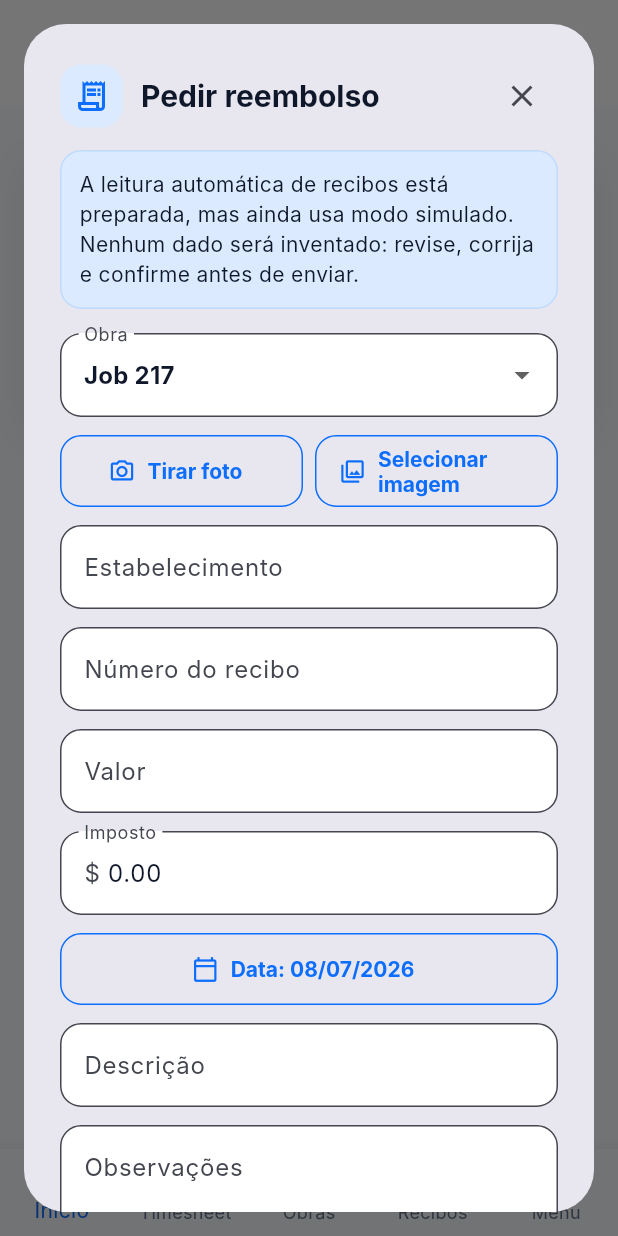
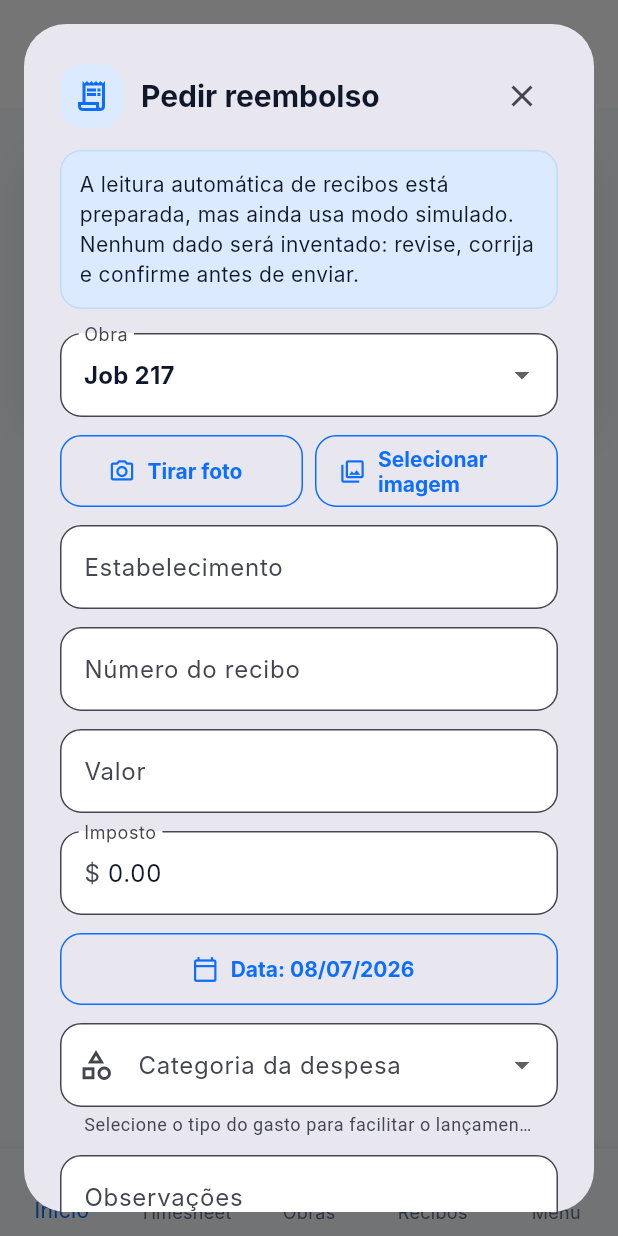
Before and after one commit to joukinneto/field-time, a Flutter app: the TimeRecordsScreen screen opened directly, after a tap on "Anexar recibo", on a phone screen of 412 x 824 dp. Run offline on Flutter 3.47's test engine with Material 3 defaults, Android fonts, the light colour scheme and no system bars; our stand-ins replace flutter_riverpod, geolocator, image_picker, pdf, printing, shared_preferences; missing offline and left inert: dart:js_interop; accounts and stored records are empty; Roboto replaces fonts that are missing (Inter).

Commit message:
feat: add receipt expense category selector

```diff
--- a/lib/src/presentation/dialogs/receipt_dialog.dart
+++ b/lib/src/presentation/dialogs/receipt_dialog.dart
@@ -33,18 +33,30 @@ final class ReceiptDialog extends StatefulWidget {
 }
 
 final class _ReceiptDialogState extends State<ReceiptDialog> {
+  static const _expenseCategories = <String>[
+    'Material',
+    'Combustível',
+    'Ferramentas',
+    'Estacionamento / Pedágio',
+    'Alimentação',
+    'Hospedagem',
+    'Transporte',
+    'Equipamentos / Locação',
+    'Outros',
+  ];
+
   final _formKey = GlobalKey<FormState>();
   final _merchant = TextEditingController();
   final _total = TextEditingController();
   final _tax = TextEditingController(text: '0.00');
   final _receiptNumber = TextEditingController();
-  final _description = TextEditingController();
   final _notes = TextEditingController();
   late final ImagePicker _picker;
   late Job _job;
   DateTime _purchaseDate = DateTime.now();
   XFile? _file;
   bool _reviewed = false;
+  String? _category;
 
   bool get _editing => widget.initialReceipt != null;
 
@@ -65,8 +77,17 @@ final class _ReceiptDialogState extends State<ReceiptDialog> {
       _total.text = receipt.total.toStringAsFixed(2);
       _tax.text = receipt.tax.toStringAsFixed(2);
       _receiptNumber.text = receipt.receiptNumber ?? '';
-      _description.text = receipt.description;
+      _category = _expenseCategories.contains(receipt.description)
+          ? receipt.description
+          : 'Outros';
       _notes.text = receipt.notes ?? '';
+      if (!_expenseCategories.contains(receipt.description) &&
+          receipt.description.trim().isNotEmpty) {
+        _notes.text = [
+          'Descrição anterior: ${receipt.description}',
+          if (_notes.text.trim().isNotEmpty) _notes.text,
+        ].join('\n');
+      }
       _purchaseDate = receipt.purchaseDate;
       _reviewed = receipt.userReviewed;
     }
@@ -78,7 +99,6 @@ final class _ReceiptDialogState extends State<ReceiptDialog> {
     _total.dispose();
     _tax.dispose();
     _receiptNumber.dispose();
-    _description.dispose();
     _notes.dispose();
     super.dispose();
   }
@@ -129,9 +149,11 @@ final class _ReceiptDialogState extends State<ReceiptDialog> {
               borderRadius: BorderRadius.circular(AppRadius.md),
               border: Border.all(color: const Color(0xffbfdbfe)),
             ),
-            child: Text(_editing
-                ? 'Você pode alterar os dados do rascunho, trocar a foto e depois salvar ou enviar.'
-                : context.tr('receipts.mockNotice')),
+            child: Text(
+              _editing
+                  ? 'Você pode alterar os dados do rascunho, trocar a foto e depois salvar ou enviar.'
+                  : context.tr('receipts.mockNotice'),
+            ),
           ),
           const SizedBox(height: AppSpacing.lg),
           DropdownButtonFormField<Job>(
@@ -160,9 +182,11 @@ final class _ReceiptDialogState extends State<ReceiptDialog> {
                 child: OutlinedButton.icon(
                   onPressed: () => _pick(ImageSource.gallery),
                   icon: const Icon(Icons.photo_library_outlined),
-                  label: Text(_editing
-                      ? 'Trocar imagem'
-                      : context.tr('receipts.selectImage')),
+                  label: Text(
+                    _editing
+                        ? 'Trocar imagem'
+                        : context.tr('receipts.selectImage'),
+                  ),
                 ),
               ),
             ],
@@ -179,8 +203,9 @@ final class _ReceiptDialogState extends State<ReceiptDialog> {
             children: [
               TextFormField(
                 controller: _merchant,
-                decoration:
-                    InputDecoration(labelText: context.tr('receipts.merchant')),
+                decoration: InputDecoration(
+                  labelText: context.tr('receipts.merchant'),
+                ),
                 validator: _required,
               ),
               TextFormField(
@@ -196,8 +221,9 @@ final class _ReceiptDialogState extends State<ReceiptDialog> {
             children: [
               TextFormField(
                 controller: _total,
-                keyboardType:
-                    const TextInputType.numberWithOptions(decimal: true),
+                keyboardType: const TextInputType.numberWithOptions(
+                  decimal: true,
+                ),
                 decoration: InputDecoration(
                   labelText: context.tr('receipts.amount'),
                   prefixText: r'$ ',
@@ -206,8 +232,9 @@ final class _ReceiptDialogState extends State<ReceiptDialog> {
               ),
               TextFormField(
                 controller: _tax,
-                keyboardType:
-                    const TextInputType.numberWithOptions(decimal: true),
+                keyboardType: const TextInputType.numberWithOptions(
+                  decimal: true,
+                ),
                 decoration: InputDecoration(
                   labelText: context.tr('receipts.tax'),
                   prefixText: r'$ ',
@@ -220,15 +247,26 @@ final class _ReceiptDialogState extends State<ReceiptDialog> {
           OutlinedButton.icon(
             onPressed: _selectDate,
             icon: const Icon(Icons.calendar_today_outlined),
-            label:
-                Text('${context.tr('receipts.date')}: ${_date(_purchaseDate)}'),
+            label: Text(
+              '${context.tr('receipts.date')}: ${_date(_purchaseDate)}',
+            ),
           ),
           const SizedBox(height: AppSpacing.md),
-          TextFormField(
-            controller: _description,
-            decoration:
-                InputDecoration(labelText: context.tr('receipts.description')),
-            validator: _required,
+          DropdownButtonFormField<String>(
+            initialValue: _category,
+            decoration: const InputDecoration(
+              labelText: 'Categoria da despesa',
+              helperText: 'Selecione o tipo do gasto para facilitar o lançamento.',
+              prefixIcon: Icon(Icons.category_outlined),
+            ),
+            items: [
+              for (final category in _expenseCategories)
+                DropdownMenuItem(value: category, child: Text(category)),
+            ],
+            validator: (value) => value == null || value.trim().isEmpty
+                ? context.tr('receipts.requiredField')
+                : null,
+            onChanged: (value) => setState(() => _category = value),
           ),
           const SizedBox(height: AppSpacing.md),
           TextFormField(
@@ -237,6 +275,7 @@ final class _ReceiptDialogState extends State<ReceiptDialog> {
             maxLines: 4,
             decoration: InputDecoration(
               labelText: context.tr('receipts.notes'),
+              hintText: 'Detalhes adicionais do gasto (opcional)',
               alignLabelWithHint: true,
             ),
           ),
@@ -293,9 +332,7 @@ final class _ReceiptDialogState extends State<ReceiptDialog> {
     } on Exception {
       if (!mounted) return;
       ScaffoldMessenger.of(context).showSnackBar(
-        SnackBar(
-          content: Text(context.tr('receipts.cameraUnavailable')),
-        ),
+        SnackBar(content: Text(context.tr('receipts.cameraUnavailable'))),
       );
     }
   }
@@ -329,7 +366,7 @@ final class _ReceiptDialogState extends State<ReceiptDialog> {
           total: double.parse(_total.text.replaceAll(',', '.')),
           tax: double.parse(_tax.text.replaceAll(',', '.')),
           receiptNumber: _receiptNumber.text,
-          description: _description.text,
+          description: _category ?? 'Outros',
           notes: _notes.text,
           submit: submit,
           userReviewed: _reviewed,
@@ -349,7 +386,8 @@ final class _ReceiptDialogState extends State<ReceiptDialog> {
         : null;
   }
 
-  String _date(DateTime value) => '${value.month.toString().padLeft(2, '0')}/'
+  String _date(DateTime value) =>
+      '${value.month.toString().padLeft(2, '0')}/'
       '${value.day.toString().padLeft(2, '0')}/${value.year}';
 }
 
```
